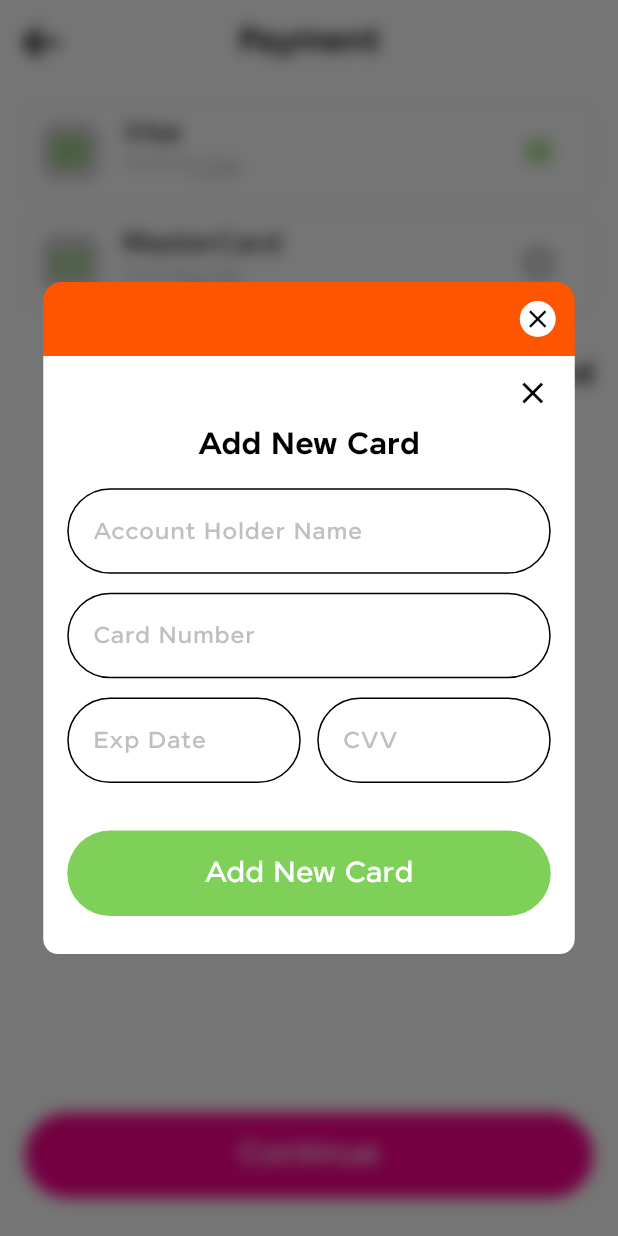
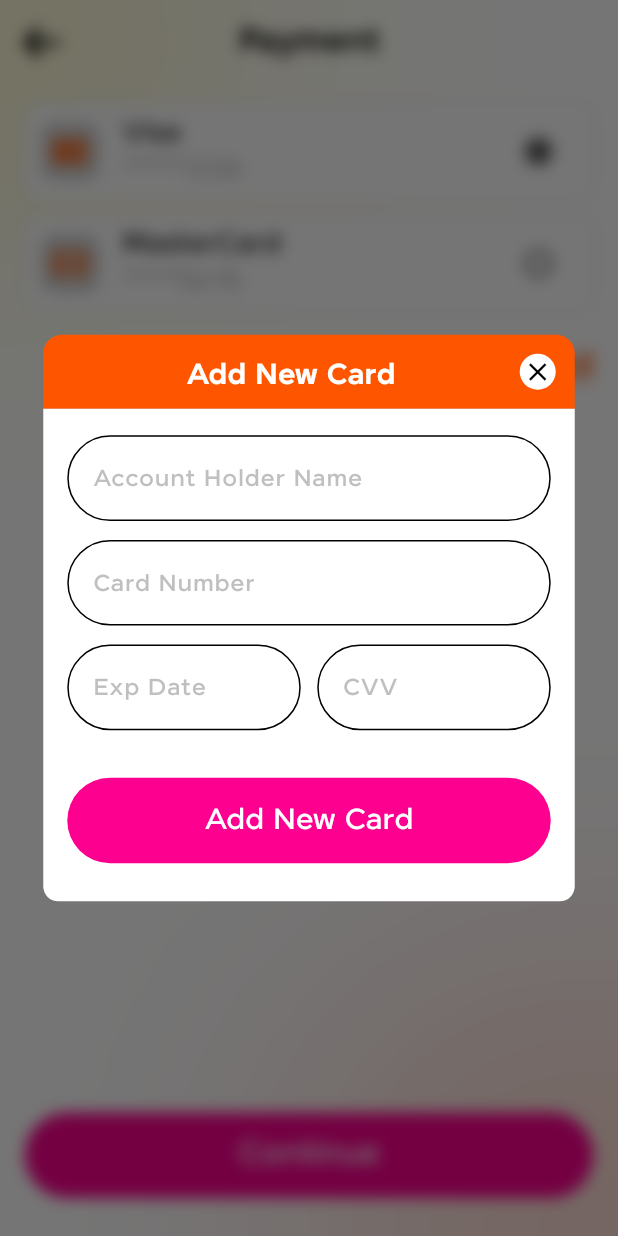
Before and after one commit to mannanshafique/art-gig, a Flutter app: the PaymentMethodsScreen screen opened directly, after a tap on "Add New Card", on a phone screen of 412 x 824 dp. Run offline on Flutter 3.47's test engine with Material 3 defaults, Android fonts, the phone set to English and light mode, and no system bars; drawn by our look-alikes of flutter_slidable; our stand-ins replace another_flushbar, circular_countdown_timer, device_info_plus, dotted_border, dropdown_button2, entry and 12 more; missing offline and left inert: flutter_pin_code_fields; network calls fail.

Commit message:
initial office commit

```diff
--- a/lib/Module/MainMenu/Screen/main_menu_screen.dart
+++ b/lib/Module/MainMenu/Screen/main_menu_screen.dart
@@ -17,6 +17,7 @@ import '../../../Widgets/cs_drawer_widget.dart';
 import '../../../Widgets/custom_scaffold.dart';
 import '../../Event/Screen/host_profile.dart';
 import '../../PaymentCard/Screen/payment_method_screen.dart';
+import '../../order_sucess_screen.dart';
 import '../Controller/main_controller.dart';
 
 class MainMenuScreen extends StatelessWidget {
@@ -32,7 +33,7 @@ class MainMenuScreen extends StatelessWidget {
 
   final List<Widget> screensList = [
     NoDataFoundWidget(),
-   PaymentMethodsScreen(),
+    OrderSuccessScreen(),
     HostProfileScreen(isFromMainMenu: true),
     SettingScreen(),
   ];
--- a/lib/Module/PaymentCard/Screen/add_new_card_screen.dart
+++ b/lib/Module/PaymentCard/Screen/add_new_card_screen.dart
@@ -13,6 +13,7 @@ import '../../../Utils/app_validator.dart';
 import '../../../Utils/asset_paths.dart';
 import '../../../Widgets/cs_appbar.dart';
 import '../../../Widgets/cs_bottom_navg_button.dart';
+import '../../../Widgets/cs_container_border.dart';
 import '../../../Widgets/custom_alert_dialog.dart';
 import '../../../Widgets/custom_button.dart';
 import '../../../Widgets/custom_scaffold.dart';
@@ -21,20 +22,28 @@ import '../../../Widgets/custom_textfield.dart';
 import '../../MainMenu/Controller/main_controller.dart';
 import '../Model/payment_card_model.dart';
 
-class AddNewCardScreen extends StatelessWidget {
+class AddNewCardScreen extends StatefulWidget {
   AddNewCardScreen({super.key});
 
+  @override
+  State<AddNewCardScreen> createState() => _AddNewCardScreenState();
+}
+
+class _AddNewCardScreenState extends State<AddNewCardScreen> {
   final cardNameEditingController = TextEditingController();
+
   final cardNumberEditingController = TextEditingController();
+
   final expMonthEditingController = TextEditingController();
+
   final expYearEditingController = TextEditingController();
+
   final cvvEditingController = TextEditingController();
 
   @override
   Widget build(BuildContext context) {
     return CustomAlertDialog(
-
-      headerText: '',
+      headerText: AppStrings.ADD_NEW_CARD,
       body: Column(
         mainAxisSize: MainAxisSize.min,
         children: [
@@ -44,31 +53,11 @@ class AddNewCardScreen extends StatelessWidget {
               crossAxisAlignment: CrossAxisAlignment.start,
               mainAxisSize: MainAxisSize.min,
               children: [
-                10.ph,
-                const Row(
-                  mainAxisAlignment: MainAxisAlignment.end,
-                  children: [
-                    Icon(
-                      Icons.close,
-                      color: AppColors.BLACK_COLOR,
-                    )
-                  ],
-                ),
-                10.ph,
-                Center(
-                  child: CustomText(
-                    text: AppStrings.ADD_NEW_CARD,
-                    fontColor: AppColors.BLACK_COLOR,
-                    fontSize: 17.sp,
-                    textAlign: TextAlign.center,
-                    fontFamily: AppFonts.JONES_BOLD,
-                  ),
-                ),
                 14.ph,
                 cardForm(),
                 15.ph,
                 CustomButton(
-                    containerColor: AppColors.GREEN_COLOR,
+                    containerColor: AppColors.PINK_COLOR,
                     fontColor: AppColors.WHITE_COLOR,
                     onTap: () {
                       Constants.unFocusKeyboardMethod(context: context);
@@ -196,6 +185,32 @@ class AddNewCardScreen extends StatelessWidget {
         10.ph,
       ],
     );
+  }
+
+  Widget _customTextField(
+      {required TextEditingController textEditingController,
+      required TextInputType keyboardType,
+      required String hint,
+      List<TextInputFormatter>? inputFormatters,
+      bool? readOnly,
+      Function()? onTap}) {
+    return CustomTextField(
+        controller: textEditingController,
+        keyboardType: keyboardType,
+        hint: hint,
+        readOnly: readOnly ?? false,
+        label: false,
+        isDense: true,
+        onTap: onTap,
+        verticalPadding: 2.0,
+        bgColor: Constants.isDarkTheme(context: context)
+            ? AppColors.TRANSPARENT_COLOR
+            : AppColors.WHITE_COLOR,
+        borderColor: Constants.isDarkTheme(context: context)
+            ? AppColors.WHITE_COLOR
+            : AppColors.TRANSPARENT_COLOR,
+        textCapitalization: TextCapitalization.none,
+        inputFormatters: inputFormatters);
   }
 }
 
--- a/lib/Module/PaymentCard/Screen/payment_method_screen.dart
+++ b/lib/Module/PaymentCard/Screen/payment_method_screen.dart
@@ -2,6 +2,7 @@ import 'package:artgig/Utils/extensions.dart';
 import 'package:flutter/material.dart';
 import 'package:flutter_screenutil/flutter_screenutil.dart';
 import 'package:get/get.dart';
+import '../../../Common/Splash/Controller/splash_controller.dart';
 import '../../../Utils/app_colors.dart';
 import '../../../Utils/app_constants.dart';
 import '../../../Utils/app_dialogs.dart';
@@ -46,11 +47,8 @@ class _PaymentMethodsScreenState extends State<PaymentMethodsScreen> {
   @override
   Widget build(BuildContext context) {
     return CustomScaffold(
-      scffoldBg: AppColors.WHITE_COLOR,
       appBar: customAppBar(
-          context: context,
-          isLeadingBack: true,
-          title: AppStrings.PAYMENT),
+          context: context, isLeadingBack: true, title: AppStrings.PAYMENT),
       bottomNavigationBar: CustomBottomNavigationWidget(
         buttonTitle: AppStrings.CONTINUE,
         onTap: () {
@@ -60,6 +58,7 @@ class _PaymentMethodsScreenState extends State<PaymentMethodsScreen> {
       ),
       body: Column(children: [
         10.ph,
+
         Flexible(
           child: RefreshIndicator(
               onRefresh: () async {
@@ -130,21 +129,13 @@ class _PaymentMethodsScreenState extends State<PaymentMethodsScreen> {
               },
               child: Row(
                 children: [
-                  Container(
-                      decoration: BoxDecoration(
-                          color: AppColors.GREEN_COLOR,
-                          borderRadius: BorderRadius.circular(3.r)),
-                      padding: const EdgeInsets.all(5.0),
-                      child: const Icon(
-                        Icons.add,
-                        color: AppColors.WHITE_COLOR,
-                      )),
-                  10.pw,
                   CustomText(
                     text: AppStrings.ADD_NEW_CARD,
-                    fontColor: AppColors.BLACK_COLOR,
+                    fontColor:
+                        Constants.primaryTitleTextThemeColor(context: context),
                     fontSize: 16.sp,
                     maxLines: 1,
+                    underlined: true,
                     fontFamily: AppFonts.JONES_BOLD,
                   ),
                 ],
@@ -166,6 +157,12 @@ class _PaymentMethodsScreenState extends State<PaymentMethodsScreen> {
       isenable: true,
       onTap: onTap,
       child: CustomContainerBorderWidget(
+        bgColor: Constants.isDarkTheme(context: context)
+            ? AppColors.TRANSPARENT_COLOR
+            : AppColors.WHITE_COLOR,
+        borderColor: Constants.isDarkTheme(context: context)
+            ? AppColors.WHITE_COLOR
+            : AppColors.TRANSPARENT_COLOR,
         child: Row(
           children: [
             Container(
@@ -178,7 +175,7 @@ class _PaymentMethodsScreenState extends State<PaymentMethodsScreen> {
                     ? AssetPaths.VISA_ICON
                     : AssetPaths.MASTERCARD_ICON,
                 height: 18.h,
-                color: AppColors.GREEN_COLOR,
+                color: Constants.primaryTitleTextThemeColor(context: context),
                 width: 18.h,
               ),
             ),
@@ -189,7 +186,8 @@ class _PaymentMethodsScreenState extends State<PaymentMethodsScreen> {
                 children: [
                   CustomText(
                     text: paymentCardData.brand,
-                    fontColor: AppColors.BLACK_COLOR,
+                    fontColor:
+                        Constants.primaryTextThemeColor(context: context),
                     fontSize: 15.sp,
                     maxLines: 1,
                     fontFamily: AppFonts.JONES_MEDIUM,
@@ -207,7 +205,7 @@ class _PaymentMethodsScreenState extends State<PaymentMethodsScreen> {
             10.pw,
             Radio(
               visualDensity: VisualDensity.compact,
-              activeColor: AppColors.GREEN_COLOR,
+              activeColor: Constants.primaryTextThemeColor(context: context),
               value: optionValue,
               groupValue: groupValue,
               onChanged: onChanged,
--- a/lib/Utils/app_strings.dart
+++ b/lib/Utils/app_strings.dart
@@ -678,6 +678,7 @@ class AppStrings {
   static const String selectMin = "Select Minutes";
 
   static const String GO_BACK = "Go Back";
+  static const String BACK_TO_HOME = "Back To Home";
 
   /////////////////////////// LIST ///////////////////
 
--- a/lib/Utils/asset_paths.dart
+++ b/lib/Utils/asset_paths.dart
@@ -40,6 +40,7 @@ class AssetPaths {
   static const String VISA_ICON = "$icons/ic_visa.png";
   static const String MASTERCARD_ICON = "$icons/ic_mastercard.png";
   static const String TICK_ICON = "$icons/ic_tick.png";
+  static const String ORDER_SUCESS_ICON = "$icons/ic_order_sucess.png";
 
 //!--Old
   static const String GUEST_ICON = "$icons/ic_guest.png";
--- a/lib/Widgets/custom_text.dart
+++ b/lib/Widgets/custom_text.dart
@@ -2,6 +2,7 @@ import 'package:flutter/material.dart';
 import 'package:flutter_screenutil/flutter_screenutil.dart';
 
 import '../Utils/app_colors.dart';
+import '../Utils/app_constants.dart';
 
 class CustomText extends StatelessWidget {
   final String? text;
@@ -44,6 +45,7 @@ class CustomText extends StatelessWidget {
         fontSize: fontSize.sp,
         fontFamily: fontFamily,
         decorationThickness: 1.0,
+        decorationColor: Constants.primaryTitleTextThemeColor(context: context),
         decoration: underlined
             ? TextDecoration.underline
             : (lineThrough ? TextDecoration.lineThrough : TextDecoration.none),
```
Also changed, not shown: lib/Common/Auth/Screens/Setup_Profile/create_edit_profile_screen.dart (+6 -6 lines), lib/Module/order_sucess_screen.dart (added, +60 -0 lines), assets/icons/ic_order_sucess.png (added).
